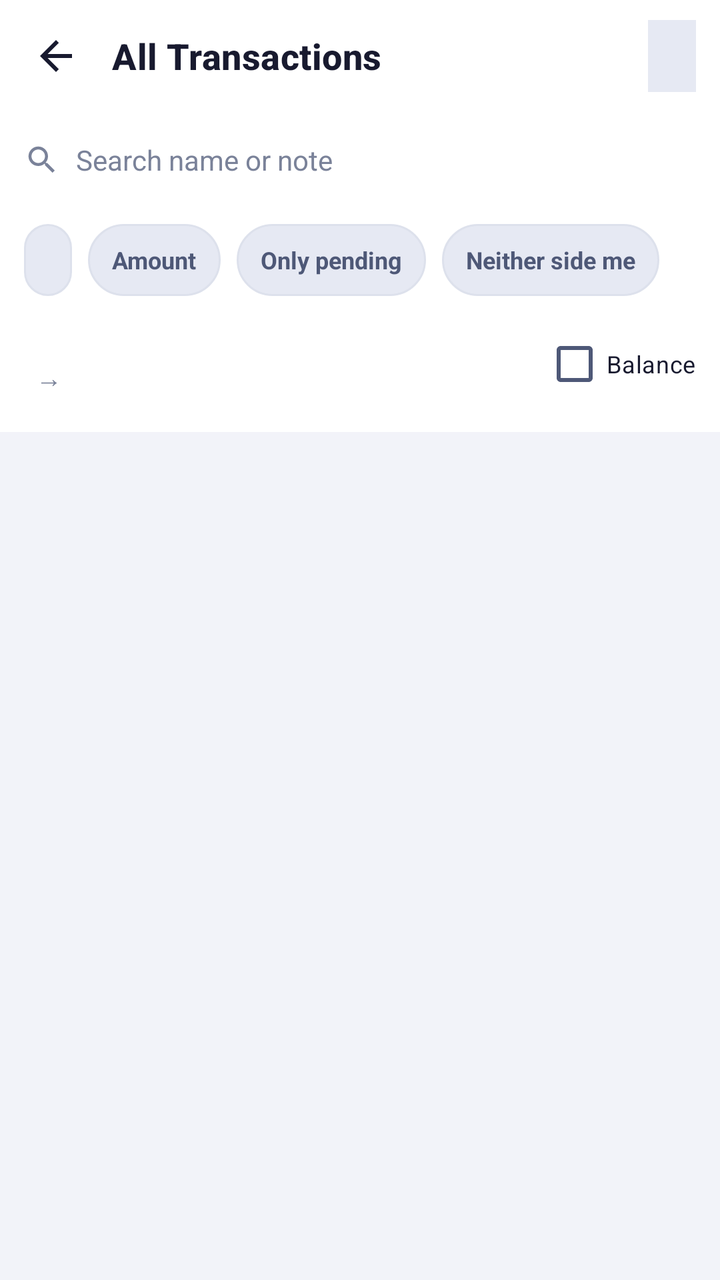
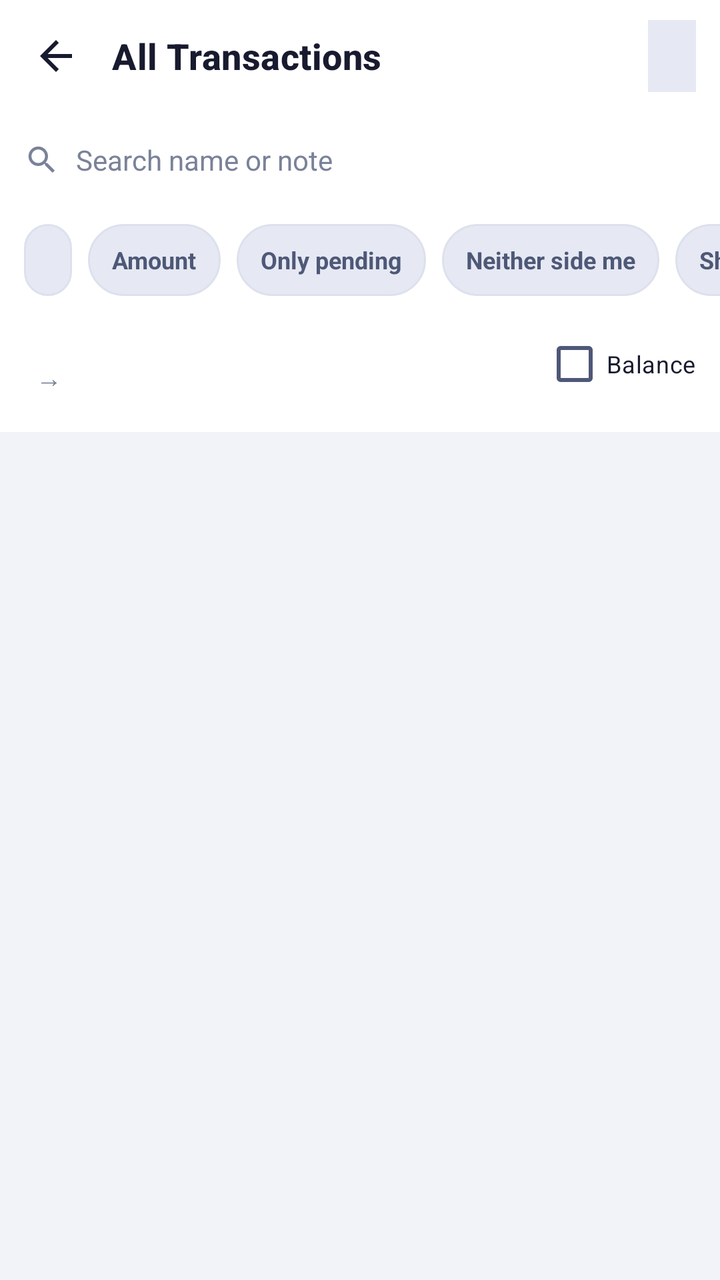

The first picture is an Android layout as it rendered before a commit; the second is the same layout after the commit. The layout source and the unified diff follow.
<!-- AndroidManifest.xml: application theme Theme.UPITracker -->
<!-- res/layout/activity_all_transactions.xml -->
<?xml version="1.0" encoding="utf-8"?>
<LinearLayout xmlns:android="http://schemas.android.com/apk/res/android"
    android:id="@+id/main"
    android:layout_width="match_parent"
    android:layout_height="match_parent"
    android:orientation="vertical"
    android:background="?android:attr/colorBackground">

    <LinearLayout
        style="@style/Widget.UPI.TopBar">

        <ImageButton
            android:id="@+id/btnBackAll"
            style="@style/Widget.UPI.IconButton"
            android:src="@drawable/ic_arrow_back"
            android:contentDescription="@string/cd_back" />

        <TextView
            style="@style/Widget.UPI.TopBarTitle"
            android:text="All Transactions" />

        <TextView
            android:id="@+id/btnPickMonth"
            android:layout_width="wrap_content"
            android:layout_height="36dp"
            android:gravity="center"
            android:paddingStart="12dp"
            android:paddingEnd="12dp"
            android:background="?attr/colorSurfaceVariant"
            android:textColor="?attr/colorOnSurface"
            android:textSize="13sp"
            android:textStyle="bold"/>
    </LinearLayout>

    <include layout="@layout/view_search_row" />

    
    <HorizontalScrollView
        android:layout_width="match_parent"
        android:layout_height="wrap_content"
        android:background="?attr/colorSurface"
        android:clipToPadding="false"
        android:paddingStart="12dp"
        android:paddingEnd="12dp"
        android:paddingBottom="10dp"
        android:scrollbars="none">

        <LinearLayout
            android:layout_width="wrap_content"
            android:layout_height="wrap_content"
            android:gravity="center_vertical"
            android:orientation="horizontal">

            
            <TextView
                style="@style/Widget.UPI.Pill"
                android:id="@+id/btnPayeeFilter"
                android:layout_marginEnd="@dimen/space_s"
                android:ellipsize="end"
                android:maxWidth="180dp"
                android:singleLine="true"
                android:textSize="12sp"
                android:visibility="gone" />

            <TextView
                style="@style/Widget.UPI.Pill"
                android:id="@+id/btnAccountFilter"
                android:ellipsize="end"
                android:maxWidth="150dp"
                android:singleLine="true"
                android:textSize="12sp" />

            <TextView
                style="@style/Widget.UPI.Pill"
                android:id="@+id/btnAmountRange"
                android:layout_marginStart="@dimen/space_s"
                android:text="Amount"
                android:textSize="12sp" />

            <TextView
                style="@style/Widget.UPI.Pill"
                android:id="@+id/btnPendingOnly"
                android:layout_marginStart="@dimen/space_s"
                android:text="Only pending"
                android:textSize="12sp" />

            <TextView
                style="@style/Widget.UPI.Pill"
                android:id="@+id/btnThirdPartyOnly"
                android:layout_marginStart="@dimen/space_s"
                android:text="Neither side me"
                android:textSize="12sp" />
        </LinearLayout>
    </HorizontalScrollView>

    <LinearLayout
        android:layout_width="match_parent"
        android:layout_height="wrap_content"
        android:orientation="horizontal"
        android:gravity="center_vertical"
        android:background="?attr/colorSurface"
        android:paddingStart="12dp"
        android:paddingEnd="12dp"
        android:paddingBottom="10dp">

        <LinearLayout
            android:layout_width="0dp"
            android:layout_height="wrap_content"
            android:layout_weight="1"
            android:orientation="vertical">

            <TextView
                android:id="@+id/tvBalanceScope"
                android:layout_width="wrap_content"
                android:layout_height="wrap_content"
                android:textSize="10sp"
                android:textColor="?attr/appTextMuted"/>

            <LinearLayout
                android:layout_width="wrap_content"
                android:layout_height="wrap_content"
                android:orientation="horizontal"
                android:gravity="center_vertical">

                <TextView
                    android:id="@+id/tvOpeningBalance"
                    android:layout_width="wrap_content"
                    android:layout_height="wrap_content"
                    android:textSize="13sp"
                    android:textColor="?attr/colorOnSurfaceVariant"/>

                <TextView
                    android:layout_width="wrap_content"
                    android:layout_height="wrap_content"
                    android:layout_marginStart="6dp"
                    android:layout_marginEnd="6dp"
                    android:text="→"
                    android:textSize="13sp"
                    android:textColor="?attr/appTextMuted"/>

                <TextView
                    android:id="@+id/tvClosingBalance"
                    android:layout_width="wrap_content"
                    android:layout_height="wrap_content"
                    android:textSize="14sp"
                    android:textStyle="bold"
                    android:textColor="?attr/colorOnSurface"/>
            </LinearLayout>
        </LinearLayout>

        <CheckBox
            android:id="@+id/cbShowBalance"
            android:layout_width="wrap_content"
            android:layout_height="wrap_content"
            android:text="Balance"
            android:textSize="12sp"
            android:textColor="?attr/colorOnSurface"/>
    </LinearLayout>

    <TextView
        android:id="@+id/tvAllTransactionsEmpty"
        android:layout_width="match_parent"
        android:layout_height="wrap_content"
        android:padding="24dp"
        android:gravity="center"
        android:textSize="13sp"
        android:textColor="?attr/colorOnSurfaceVariant"
        android:visibility="gone"/>

    <androidx.recyclerview.widget.RecyclerView
        android:id="@+id/rvAllTransactions"
        android:layout_width="match_parent"
        android:layout_height="0dp"
        android:layout_weight="1"
        android:padding="12dp"
        android:clipToPadding="false"/>

    <include layout="@layout/view_selection_bar" />
</LinearLayout>
<!-- res/layout/view_search_row.xml (included above) -->
<?xml version="1.0" encoding="utf-8"?>
<LinearLayout xmlns:android="http://schemas.android.com/apk/res/android"
    xmlns:app="http://schemas.android.com/apk/res-auto"
    android:layout_width="match_parent"
    android:layout_height="wrap_content"
    android:background="?attr/colorSurface"
    android:gravity="center_vertical"
    android:orientation="horizontal"
    android:paddingStart="@dimen/space_m"
    android:paddingEnd="@dimen/space_m"
    android:paddingBottom="@dimen/space_s">

    <ImageView
        android:layout_width="18dp"
        android:layout_height="18dp"
        android:layout_marginEnd="@dimen/space_s"
        android:importantForAccessibility="no"
        android:src="@drawable/ic_search"
        app:tint="?attr/appTextMuted" />

    <EditText
        android:id="@+id/etTxSearch"
        android:layout_width="0dp"
        android:layout_height="wrap_content"
        android:layout_weight="1"
        android:background="@null"
        android:hint="@string/hint_search_transactions"
        android:imeOptions="actionSearch"
        android:inputType="text"
        android:maxLines="1"
        android:minHeight="@dimen/touch_target_min"
        android:textColor="?attr/colorOnSurface"
        android:textColorHint="?attr/appTextMuted"
        android:textSize="14sp" />

    
    <ImageButton
        android:id="@+id/btnClearSearch"
        style="@style/Widget.UPI.IconButton"
        android:layout_width="36dp"
        android:layout_height="36dp"
        android:padding="@dimen/space_s"
        android:contentDescription="@string/cd_clear_search"
        android:src="@drawable/ic_close"
        android:visibility="gone"
        app:tint="?attr/appTextMuted" />

    <TextView
        android:id="@+id/tvFilterHint"
        android:layout_width="wrap_content"
        android:layout_height="wrap_content"
        android:layout_marginStart="@dimen/space_s"
        android:textAppearance="@style/TextAppearance.UPI.Label" />
</LinearLayout>
<!-- res/layout/view_selection_bar.xml (included above) -->
<?xml version="1.0" encoding="utf-8"?>
<LinearLayout xmlns:android="http://schemas.android.com/apk/res/android"
    android:id="@+id/barSelectionActions"
    android:layout_width="match_parent"
    android:layout_height="wrap_content"
    android:background="?attr/colorSurface"
    android:orientation="vertical"
    android:padding="@dimen/space_l"
    android:visibility="gone">

    <LinearLayout
        android:layout_width="match_parent"
        android:layout_height="wrap_content"
        android:layout_marginBottom="@dimen/space_s"
        android:gravity="center_vertical"
        android:orientation="horizontal">

        <TextView
            android:id="@+id/tvSelectionCount"
            android:layout_width="0dp"
            android:layout_height="wrap_content"
            android:layout_weight="1"
            android:textAppearance="@style/TextAppearance.UPI.Caption" />

        <Button
            android:id="@+id/btnSelectAllRows"
            style="?attr/borderlessButtonStyle"
            android:layout_width="wrap_content"
            android:layout_height="wrap_content"
            android:text="Select all" />
    </LinearLayout>

    <LinearLayout
        android:layout_width="match_parent"
        android:layout_height="wrap_content"
        android:orientation="horizontal">

        
        <Button
            android:id="@+id/btnSelectionSecondary"
            style="?attr/materialButtonOutlinedStyle"
            android:layout_width="0dp"
            android:layout_height="wrap_content"
            android:layout_marginEnd="@dimen/space_s"
            android:layout_weight="1"
            android:ellipsize="end"
            android:maxLines="1"
            android:paddingStart="@dimen/space_s"
            android:paddingEnd="@dimen/space_s" />

        
        <Button
            android:id="@+id/btnSelectionTertiary"
            style="?attr/materialButtonOutlinedStyle"
            android:layout_width="0dp"
            android:layout_height="wrap_content"
            android:layout_marginEnd="@dimen/space_s"
            android:layout_weight="1"
            android:ellipsize="end"
            android:maxLines="1"
            android:paddingStart="@dimen/space_s"
            android:paddingEnd="@dimen/space_s"
            android:visibility="gone" />

        <Button
            android:id="@+id/btnSelectionPrimary"
            android:layout_width="0dp"
            android:layout_height="wrap_content"
            android:layout_weight="1"
            android:ellipsize="end"
            android:maxLines="1"
            android:paddingStart="@dimen/space_s"
            android:paddingEnd="@dimen/space_s" />
    </LinearLayout>
</LinearLayout>
<!-- resources referenced by this layout -->
<resources>
  <dimen name="space_l">16dp</dimen>
  <dimen name="space_m">12dp</dimen>
  <dimen name="space_s">8dp</dimen>
  <dimen name="touch_target_min">48dp</dimen>
  <string name="cd_back">Back</string>
  <string name="cd_clear_search">Clear search</string>
  <string name="hint_search_transactions">Search name or note</string>
  <style name="TextAppearance.UPI.Caption" parent="TextAppearance.Material3.BodySmall">
          <item name="android:textSize">12sp</item>
          <item name="android:textColor">?attr/colorOnSurfaceVariant</item>
      </style>
  <style name="TextAppearance.UPI.Label" parent="TextAppearance.Material3.LabelSmall">
          <item name="android:textSize">11sp</item>
          <item name="android:textColor">?attr/appTextMuted</item>
      </style>
  <style name="Theme.UPITracker" parent="Base.Theme.UPITracker">
          <item name="android:windowLightStatusBar">true</item>
          <item name="android:windowLightNavigationBar">true</item>
      </style>
  <dimen name="pill_height">36dp</dimen>
  <dimen name="top_bar_height">56dp</dimen>
  <dimen name="space_xs">4dp</dimen>
  <dimen name="stroke_hairline">1dp</dimen>
  <dimen name="radius_pill">999dp</dimen>
  <color name="app_primary">#C1542A</color>
  <color name="app_on_primary">#FFFFFF</color>
  <color name="app_primary_container">#FFE0D0</color>
  <color name="app_on_primary_container">#6E2A0E</color>
  <color name="app_secondary">@color/brand_navy_600</color>
  <color name="app_on_secondary">#FFFFFF</color>
  <color name="app_secondary_container">#DFE3F1</color>
  <color name="app_on_secondary_container">#232C45</color>
  <color name="app_background">#F2F3F9</color>
  <color name="app_on_surface">@color/brand_navy_900</color>
  <color name="app_surface">#FFFFFF</color>
  <color name="app_surface_variant">#E6E9F3</color>
  <color name="app_on_surface_variant">#4E5877</color>
  <color name="app_outline">#C3C8DC</color>
  <color name="app_outline_variant">#DDE1EC</color>
  <color name="app_negative">@color/brand_crimson</color>
  <color name="app_negative_container">#FFE0E3</color>
  <color name="app_on_negative_container">#5E0B18</color>
  <color name="app_on_surface_muted">#7A8299</color>
  <color name="app_positive">#1F7A5C</color>
  <color name="app_warning">#B26A00</color>
  <color name="app_revert">#6B3FA0</color>
  <color name="app_on_revert">#FFFFFF</color>
  <color name="app_amount_neutral">#7A8299</color>
  <color name="app_positive_container">#CFEEE2</color>
  <color name="app_on_positive_container">#0C3D2C</color>
  <color name="app_speculative">#7A5230</color>
  <color name="app_avatar_me">#C1542A</color>
  <color name="app_on_avatar_me">#FFFFFF</color>
  <color name="app_avatar_friend">@color/brand_navy_600</color>
  <color name="app_on_avatar_friend">#FFFFFF</color>
  <color name="app_avatar_merchant">@color/brand_maroon</color>
  <color name="app_on_avatar_merchant">#FFFFFF</color>
  <color name="app_chart_grid">#E7EAF3</color>
  <color name="app_chart_zero_line">#C3C8DC</color>
  <color name="app_chart_axis_label">#7A8299</color>
  <color name="app_chart_track">#EDEFF6</color>
  <color name="app_chart_neutral">#B6BCCE</color>
  <style name="Widget.UPI.Chip.Filter" parent="Widget.Material3.Chip.Filter">
          <item name="chipMinHeight">@dimen/pill_height</item>
          <item name="chipCornerRadius">@dimen/radius_pill</item>
      </style>
  <color name="brand_navy_600">#37415C</color>
  <color name="brand_navy_900">#181A2F</color>
  <color name="brand_crimson">#B4182D</color>
  <color name="brand_maroon">#54162B</color>
  <dimen name="radius_md">12dp</dimen>
  <dimen name="radius_lg">16dp</dimen>
  <color name="app_surface_elevated">#FFFFFF</color>
  <style name="Widget.UPI.Button.Text" parent="Widget.Material3.Button.TextButton">
          <item name="android:minHeight">@dimen/touch_target_min</item>
          <item name="android:textAllCaps">false</item>
      </style>
  <!-- unchanged entries left out for length: 14 -->
</resources>

<!-- the commit's change to res/layout/activity_all_transactions.xml (unified diff, before → after) -->
@@ -89,6 +89,13 @@
                 android:id="@+id/btnThirdPartyOnly"
                 android:layout_marginStart="@dimen/space_s"
                 android:text="Neither side me"
+                android:textSize="12sp" />
+
+            <TextView
+                style="@style/Widget.UPI.Pill"
+                android:id="@+id/btnSharedOnly"
+                android:layout_marginStart="@dimen/space_s"
+                android:text="Shared"
                 android:textSize="12sp" />
         </LinearLayout>
     </HorizontalScrollView>
